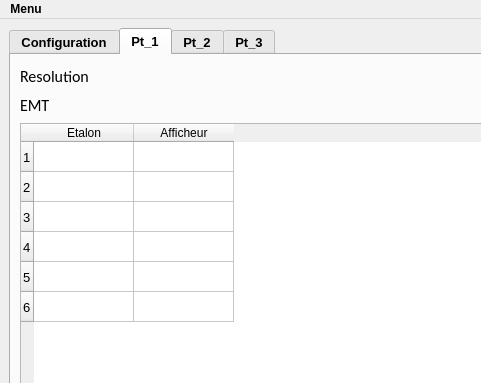
Pepou/Afficheur-V0.1, file GUI/afficheurs.ui: the form before one commit; both pictures show x 0 to 481 and y 0 to 383 of the 982 by 706 pixel window.
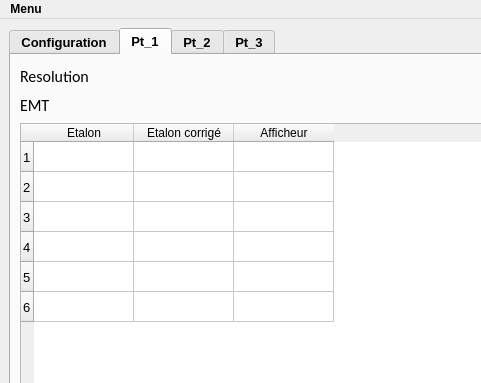
The form after the commit. The open tabs and pages were chosen to show the change.

```diff
--- a/GUI/afficheurs.ui
+++ b/GUI/afficheurs.ui
@@ -426,6 +426,11 @@
               <string>Etalon</string>
              </property>
             </column>
+            <column>
+             <property name="text">
+              <string>Etalon corrigé</string>
+             </property>
+            </column>
             <column>
              <property name="text">
               <string>Afficheur</string>
```
Left out of the diff: 10 changed lines with no effect on the pictures.
